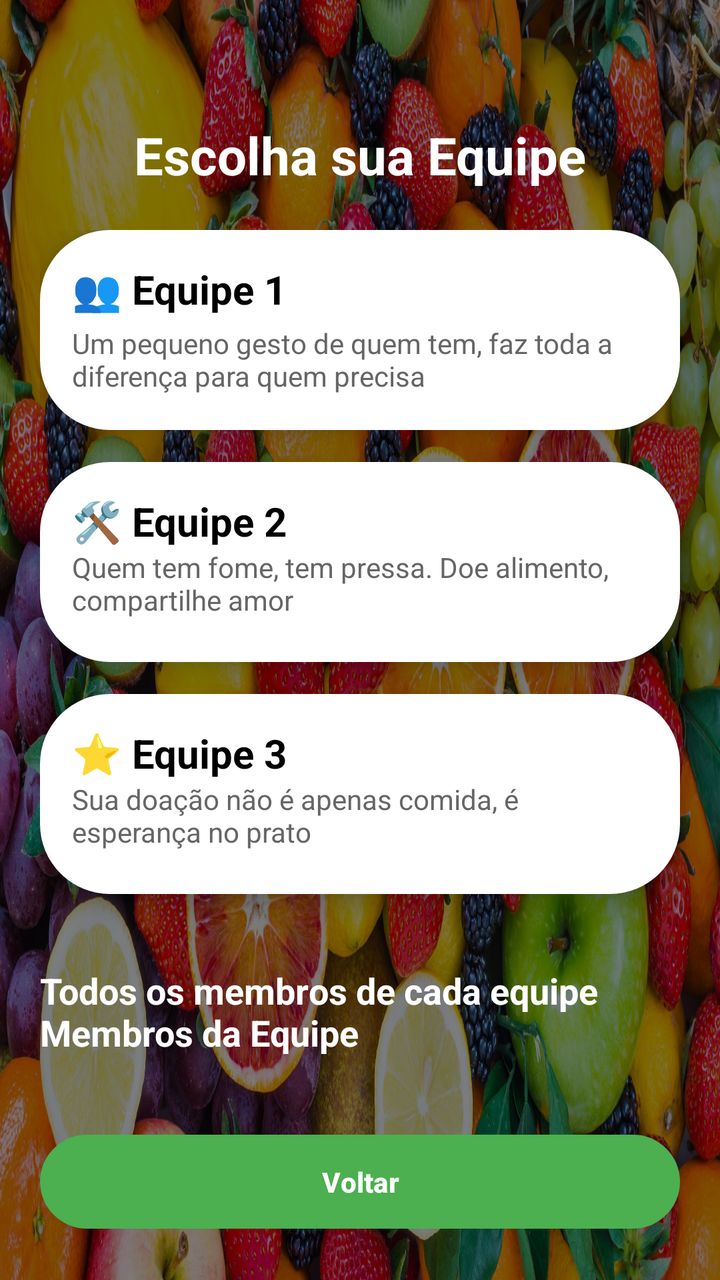
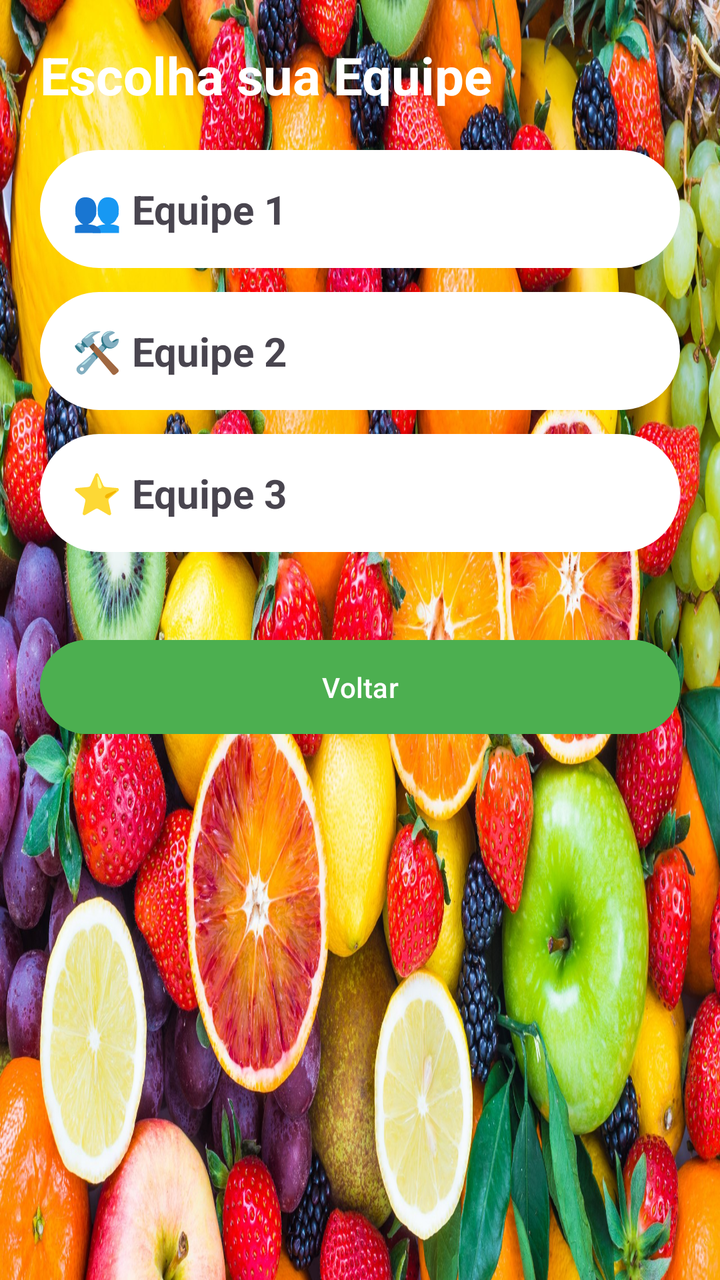

An Android layout rendered at two revisions. The XML below is the earlier revision; the diff shows what the commit changed to produce the second picture.
<!-- AndroidManifest.xml: application theme Theme.LEContagem -->
<!-- res/layout/equipe.xml -->
<?xml version="1.0" encoding="utf-8"?>
<androidx.constraintlayout.widget.ConstraintLayout
    xmlns:android="http://schemas.android.com/apk/res/android"
    xmlns:app="http://schemas.android.com/apk/res-auto"
    android:layout_width="match_parent"
    android:layout_height="match_parent"
    android:background="@drawable/fundo_login"
    android:id="@+id/containerMainScroll"
    >

    
    <View
        android:layout_width="match_parent"
        android:layout_height="match_parent"
        android:background="#80000000" />

    
    <TextView
        android:id="@+id/txtTitulo"
        android:layout_width="wrap_content"
        android:layout_height="wrap_content"
        android:text="Escolha sua Equipe"
        android:textColor="#FFFFFF"
        android:textSize="26sp"
        android:textStyle="bold"
        android:layout_marginTop="60dp"
        app:layout_constraintTop_toTopOf="parent"
        app:layout_constraintStart_toStartOf="parent"
        app:layout_constraintEnd_toEndOf="parent"/>

    
    <ScrollView
        android:layout_width="0dp"
        android:layout_height="0dp"
        app:layout_constraintTop_toBottomOf="@id/txtTitulo"
        app:layout_constraintBottom_toBottomOf="parent"
        app:layout_constraintStart_toStartOf="parent"
        app:layout_constraintEnd_toEndOf="parent">

        <LinearLayout
            android:layout_width="match_parent"
            android:layout_height="wrap_content"
            android:orientation="vertical"
            android:padding="20dp">

            
            <LinearLayout
                android:id="@+id/cardEquipe1"
                android:layout_width="match_parent"
                android:layout_height="wrap_content"
                android:minHeight="100dp"
                android:orientation="vertical"
                android:background="@drawable/card_branco"
                android:padding="16dp"
                android:elevation="8dp"
                android:layout_marginBottom="16dp">

                <TextView
                    android:layout_width="wrap_content"
                    android:layout_height="wrap_content"
                    android:text="👥 Equipe 1"
                    android:textSize="20sp"
                    android:textStyle="bold"
                    android:textColor="#000"/>

                <TextView
                    android:layout_width="wrap_content"
                    android:layout_height="wrap_content"
                    android:text="Um pequeno gesto de quem tem, faz toda a diferença para quem precisa"
                    android:textSize="14sp"
                    android:textColor="#666"
                    android:layout_marginTop="4dp"/>
            </LinearLayout>

            
            <LinearLayout
                android:id="@+id/cardEquipe2"
                android:layout_width="match_parent"
                android:layout_height="wrap_content"
                android:minHeight="100dp"
                android:orientation="vertical"
                android:background="@drawable/card_branco"
                android:padding="16dp"
                android:elevation="8dp"
                android:layout_marginBottom="16dp">

                <TextView
                    android:layout_width="wrap_content"
                    android:layout_height="wrap_content"
                    android:text="🛠️ Equipe 2"
                    android:textSize="20sp"
                    android:textStyle="bold"
                    android:textColor="#000"/>

                <TextView
                    android:layout_width="wrap_content"
                    android:layout_height="wrap_content"
                    android:text="Quem tem fome, tem pressa. Doe alimento, compartilhe amor"
                    android:textSize="14sp"
                    android:textColor="#666"/>
            </LinearLayout>

            
            <LinearLayout
                android:id="@+id/cardEquipe3"
                android:layout_width="match_parent"
                android:layout_height="wrap_content"
                android:minHeight="100dp"
                android:orientation="vertical"
                android:background="@drawable/card_branco"
                android:padding="16dp"
                android:elevation="8dp"
                android:layout_marginBottom="16dp">

                <TextView
                    android:layout_width="wrap_content"
                    android:layout_height="wrap_content"
                    android:text="⭐ Equipe 3"
                    android:textSize="20sp"
                    android:textStyle="bold"
                    android:textColor="#000"/>

                <TextView
                    android:layout_width="wrap_content"
                    android:layout_height="wrap_content"
                    android:text="Sua doação não é apenas comida, é esperança no prato"
                    android:textSize="14sp"
                    android:textColor="#666"/>
            </LinearLayout>

            
            <TextView
                android:layout_width="wrap_content"
                android:layout_height="wrap_content"
                android:text="Todos os membros de cada equipe Membros da Equipe"
                android:textSize="18sp"
                android:textStyle="bold"
                android:textColor="#FFFFFF"
                android:layout_marginTop="20dp"/>

            <LinearLayout
                android:id="@+id/containerMembros"
                android:layout_width="match_parent"
                android:layout_height="wrap_content"
                android:orientation="vertical"
                android:layout_marginTop="10dp"/>

            
            <Button
                android:id="@+id/VoltarButton"
                android:layout_width="match_parent"
                android:layout_height="55dp"
                android:layout_marginTop="25dp"
                android:text="Voltar"
                android:textColor="#FFF"
                android:textStyle="bold"
                app:backgroundTint="#4CAF50"/>

        </LinearLayout>

    </ScrollView>

</androidx.constraintlayout.widget.ConstraintLayout>
<!-- resources referenced by this layout -->
<resources>
  <!-- drawable card_branco (drawable) -->
  <shape xmlns:android="http://schemas.android.com/apk/res/android">
      <solid android:color="#FFFFFF"/>
      <corners android:radius="35dp"/>
  </shape>
  <!-- drawable fundo_login: jpg bitmap (drawable, 900372 bytes) -->
  <style name="Theme.LEContagem" parent="Base.Theme.LEContagem" />
  <style name="Base.Theme.LEContagem" parent="Theme.Material3.DayNight.NoActionBar">
          
          
      </style>
</resources>

<!-- the commit's change to res/layout/equipe.xml (unified diff, before → after) -->
@@ -1,163 +1,115 @@
 <?xml version="1.0" encoding="utf-8"?>
-<androidx.constraintlayout.widget.ConstraintLayout
-    xmlns:android="http://schemas.android.com/apk/res/android"
-    xmlns:app="http://schemas.android.com/apk/res-auto"
+<ScrollView xmlns:android="http://schemas.android.com/apk/res/android"
     android:layout_width="match_parent"
     android:layout_height="match_parent"
-    android:background="@drawable/fundo_login"
-    android:id="@+id/containerMainScroll"
-    >
+    android:fillViewport="true"
+    android:background="@drawable/fundo_login">
 
-    
-    <View
+    <LinearLayout
         android:layout_width="match_parent"
-        android:layout_height="match_parent"
-        android:background="#80000000" />
+        android:layout_height="wrap_content"
+        android:orientation="vertical"
+        android:padding="20dp">
 
-    
-    <TextView
-        android:id="@+id/txtTitulo"
-        android:layout_width="wrap_content"
-        android:layout_height="wrap_content"
-        android:text="Escolha sua Equipe"
-        android:textColor="#FFFFFF"
-        android:textSize="26sp"
-        android:textStyle="bold"
-        android:layout_marginTop="60dp"
-        app:layout_constraintTop_toTopOf="parent"
-        app:layout_constraintStart_toStartOf="parent"
-        app:layout_constraintEnd_toEndOf="parent"/>
-
-    
-    <ScrollView
-        android:layout_width="0dp"
-        android:layout_height="0dp"
-        app:layout_constraintTop_toBottomOf="@id/txtTitulo"
-        app:layout_constraintBottom_toBottomOf="parent"
-        app:layout_constraintStart_toStartOf="parent"
-        app:layout_constraintEnd_toEndOf="parent">
+        <TextView
+            android:layout_width="wrap_content"
+            android:layout_height="wrap_content"
+            android:layout_marginBottom="20dp"
+            android:text="Escolha sua Equipe"
+            android:textColor="#FFF"
+            android:textSize="26sp"
+            android:textStyle="bold" />
 
         <LinearLayout
+            android:id="@+id/cardEquipe1"
             android:layout_width="match_parent"
             android:layout_height="wrap_content"
+            android:layout_marginBottom="12dp"
+            android:background="@drawable/card_branco"
             android:orientation="vertical"
-            android:padding="20dp">
-
-            
-            <LinearLayout
-                android:id="@+id/cardEquipe1"
-                android:layout_width="match_parent"
-                android:layout_height="wrap_content"
-                android:minHeight="100dp"
-                android:orientation="vertical"
-                android:background="@drawable/card_branco"
-                android:padding="16dp"
-                android:elevation="8dp"
-                android:layout_marginBottom="16dp">
-
-                <TextView
-                    android:layout_width="wrap_content"
-                    android:layout_height="wrap_content"
-                    android:text="👥 Equipe 1"
-                    android:textSize="20sp"
-                    android:textStyle="bold"
-                    android:textColor="#000"/>
-
-                <TextView
-                    android:layout_width="wrap_content"
-                    android:layout_height="wrap_content"
-                    android:text="Um pequeno gesto de quem tem, faz toda a diferença para quem precisa"
-                    android:textSize="14sp"
-                    android:textColor="#666"
-                    android:layout_marginTop="4dp"/>
-            </LinearLayout>
-
-            
-            <LinearLayout
-                android:id="@+id/cardEquipe2"
-                android:layout_width="match_parent"
-                android:layout_height="wrap_content"
-                android:minHeight="100dp"
-                android:orientation="vertical"
-                android:background="@drawable/card_branco"
-                android:padding="16dp"
-                android:elevation="8dp"
-                android:layout_marginBottom="16dp">
-
-                <TextView
-                    android:layout_width="wrap_content"
-                    android:layout_height="wrap_content"
-                    android:text="🛠️ Equipe 2"
-                    android:textSize="20sp"
-                    android:textStyle="bold"
-                    android:textColor="#000"/>
-
-                <TextView
-                    android:layout_width="wrap_content"
-                    android:layout_height="wrap_content"
-                    android:text="Quem tem fome, tem pressa. Doe alimento, compartilhe amor"
-                    android:textSize="14sp"
-                    android:textColor="#666"/>
-            </LinearLayout>
-
-            
-            <LinearLayout
-                android:id="@+id/cardEquipe3"
-                android:layout_width="match_parent"
-                android:layout_height="wrap_content"
-                android:minHeight="100dp"
-                android:orientation="vertical"
-                android:background="@drawable/card_branco"
-                android:padding="16dp"
-                android:elevation="8dp"
-                android:layout_marginBottom="16dp">
-
-                <TextView
-                    android:layout_width="wrap_content"
-                    android:layout_height="wrap_content"
-                    android:text="⭐ Equipe 3"
-                    android:textSize="20sp"
-                    android:textStyle="bold"
-                    android:textColor="#000"/>
-
-                <TextView
-                    android:layout_width="wrap_content"
-                    android:layout_height="wrap_content"
-                    android:text="Sua doação não é apenas comida, é esperança no prato"
-                    android:textSize="14sp"
-                    android:textColor="#666"/>
-            </LinearLayout>
-
-            
+            android:padding="16dp">
             <TextView
                 android:layout_width="wrap_content"
                 android:layout_height="wrap_content"
-                android:text="Todos os membros de cada equipe Membros da Equipe"
-                android:textSize="18sp"
-                android:textStyle="bold"
-                android:textColor="#FFFFFF"
-                android:layout_marginTop="20dp"/>
-
-            <LinearLayout
-                android:id="@+id/containerMembros"
-                android:layout_width="match_parent"
-                android:layout_height="wrap_content"
-                android:orientation="vertical"
-                android:layout_marginTop="10dp"/>
-
-            
-            <Button
-                android:id="@+id/VoltarButton"
-                android:layout_width="match_parent"
-                android:layout_height="55dp"
-                android:layout_marginTop="25dp"
-                android:text="Voltar"
-                android:textColor="#FFF"
-                android:textStyle="bold"
-                app:backgroundTint="#4CAF50"/>
-
+                android:text="👥 Equipe 1"
+                android:textSize="20sp"
+                android:textStyle="bold" />
         </LinearLayout>
 
-    </ScrollView>
+        <LinearLayout
+            android:id="@+id/cardEquipe2"
+            android:layout_width="match_parent"
+            android:layout_height="wrap_content"
+            android:layout_marginBottom="12dp"
+            android:background="@drawable/card_branco"
+            android:orientation="vertical"
+            android:padding="16dp">
+            <TextView
+                android:layout_width="wrap_content"
+                android:layout_height="wrap_content"
+                android:text="🛠 Equipe 2"
+                android:textSize="20sp"
+                android:textStyle="bold" />
+        </LinearLayout>
 
-</androidx.constraintlayout.widget.ConstraintLayout>
+        <LinearLayout
+            android:id="@+id/cardEquipe3"
+            android:layout_width="match_parent"
+            android:layout_height="wrap_content"
+            android:layout_marginBottom="12dp"
+            android:background="@drawable/card_branco"
+            android:orientation="vertical"
+            android:padding="16dp">
+            <TextView
+                android:layout_width="wrap_content"
+                android:layout_height="wrap_content"
+                android:text="⭐ Equipe 3"
+                android:textSize="20sp"
+                android:textStyle="bold" />
+        </LinearLayout>
+
+        <LinearLayout
+            android:id="@+id/containerEquipesExtras"
+            android:layout_width="match_parent"
+            android:layout_height="wrap_content"
+            android:orientation="vertical" />
+
+        <TextView
+            android:id="@+id/txtMembros"
+            android:layout_width="wrap_content"
+            android:layout_height="wrap_content"
+            android:layout_marginTop="20dp"
+            android:text="Membros da Equipe Selecionada:"
+            android:textColor="#FFF"
+            android:textSize="18sp"
+            android:textStyle="bold"
+            android:visibility="gone" />
+
+        <LinearLayout
+            android:id="@+id/containerMembros"
+            android:layout_width="match_parent"
+            android:layout_height="wrap_content"
+            android:layout_marginTop="8dp"
+            android:orientation="vertical" />
+
+        <Button
+            android:id="@+id/btnEntrar"
+            android:layout_width="match_parent"
+            android:layout_height="55dp"
+            android:layout_marginTop="16dp"
+            android:backgroundTint="#4CAF50"
+            android:text="Confirmar Seleção"
+            android:textColor="#FFF"
+            android:visibility="gone" />
+
+        <Button
+            android:id="@+id/btnVoltar"
+            android:layout_width="match_parent"
+            android:layout_height="55dp"
+            android:layout_marginTop="20dp"
+            android:backgroundTint="#4CAF50"
+            android:text="Voltar"
+            android:textColor="#FFF" />
+
+    </LinearLayout>
+</ScrollView>
